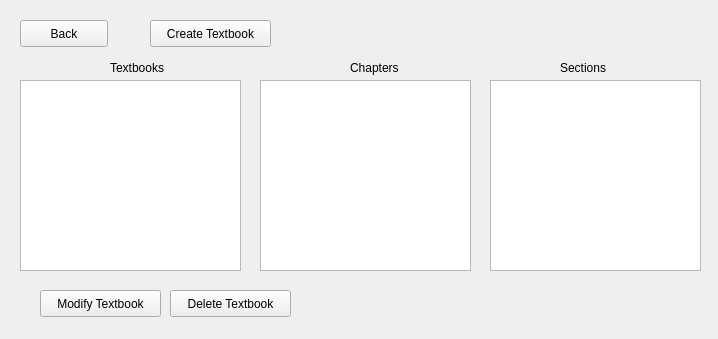
Qt form D4_TeamJava/cuTPS_gui/ManageTextbooksInterfaceWindow.ui (AnkushVarshneya/CUTPS) before a commit.
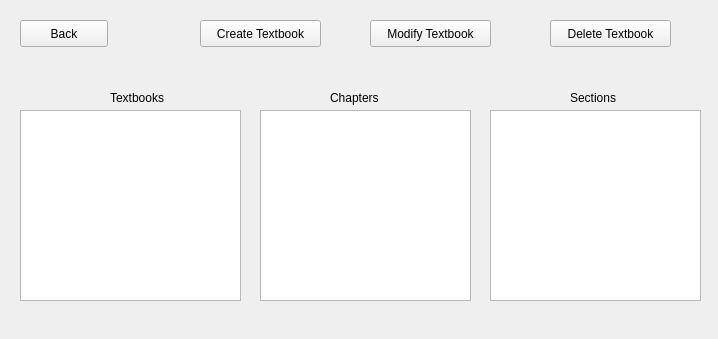
The same form after that commit.

Commit message: Changed the UI to be INFINITELY superior to graham's shitty GUI

What changed in the file:
```diff
--- a/D4_TeamJava/cuTPS_gui/ManageTextbooksInterfaceWindow.ui
+++ b/D4_TeamJava/cuTPS_gui/ManageTextbooksInterfaceWindow.ui
@@ -17,7 +17,7 @@
    <property name="geometry">
     <rect>
      <x>20</x>
-     <y>80</y>
+     <y>110</y>
      <width>221</width>
      <height>191</height>
     </rect>
@@ -29,7 +29,7 @@
   <widget class="QPushButton" name="editTextbookOption">
    <property name="geometry">
     <rect>
-     <x>150</x>
+     <x>200</x>
      <y>20</y>
      <width>121</width>
      <height>27</height>
@@ -42,8 +42,8 @@
   <widget class="QPushButton" name="modifyTextbookOption">
    <property name="geometry">
     <rect>
-     <x>40</x>
-     <y>290</y>
+     <x>370</x>
+     <y>20</y>
      <width>121</width>
      <height>27</height>
     </rect>
@@ -55,8 +55,8 @@
   <widget class="QPushButton" name="deleteTextbookOption">
    <property name="geometry">
     <rect>
-     <x>170</x>
-     <y>290</y>
+     <x>550</x>
+     <y>20</y>
      <width>121</width>
      <height>27</height>
     </rect>
@@ -69,7 +69,7 @@
    <property name="geometry">
     <rect>
      <x>260</x>
-     <y>80</y>
+     <y>110</y>
      <width>211</width>
      <height>191</height>
     </rect>
@@ -82,7 +82,7 @@
    <property name="geometry">
     <rect>
      <x>490</x>
-     <y>80</y>
+     <y>110</y>
      <width>211</width>
      <height>191</height>
     </rect>
@@ -95,7 +95,7 @@
    <property name="geometry">
     <rect>
      <x>110</x>
-     <y>60</y>
+     <y>90</y>
      <width>71</width>
      <height>16</height>
     </rect>
@@ -107,8 +107,8 @@
   <widget class="QLabel" name="label_2">
    <property name="geometry">
     <rect>
-     <x>350</x>
-     <y>60</y>
+     <x>330</x>
+     <y>90</y>
      <width>58</width>
      <height>16</height>
     </rect>
@@ -120,8 +120,8 @@
   <widget class="QLabel" name="label_3">
    <property name="geometry">
     <rect>
-     <x>560</x>
-     <y>60</y>
+     <x>570</x>
+     <y>90</y>
      <width>58</width>
      <height>16</height>
     </rect>
```
